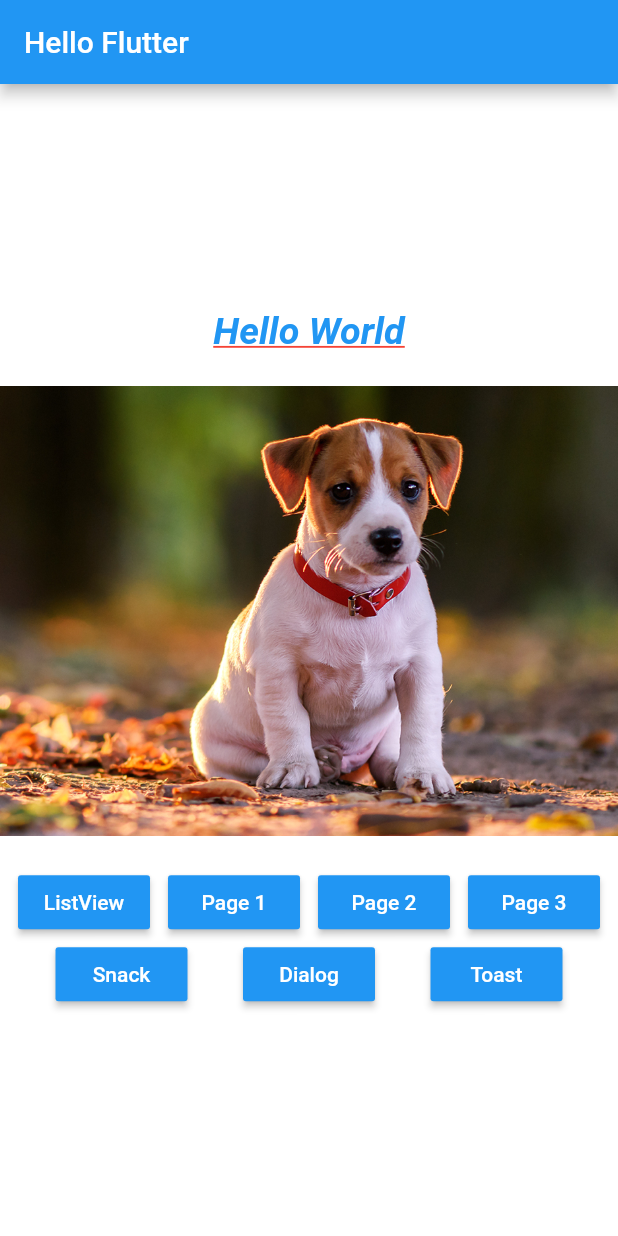
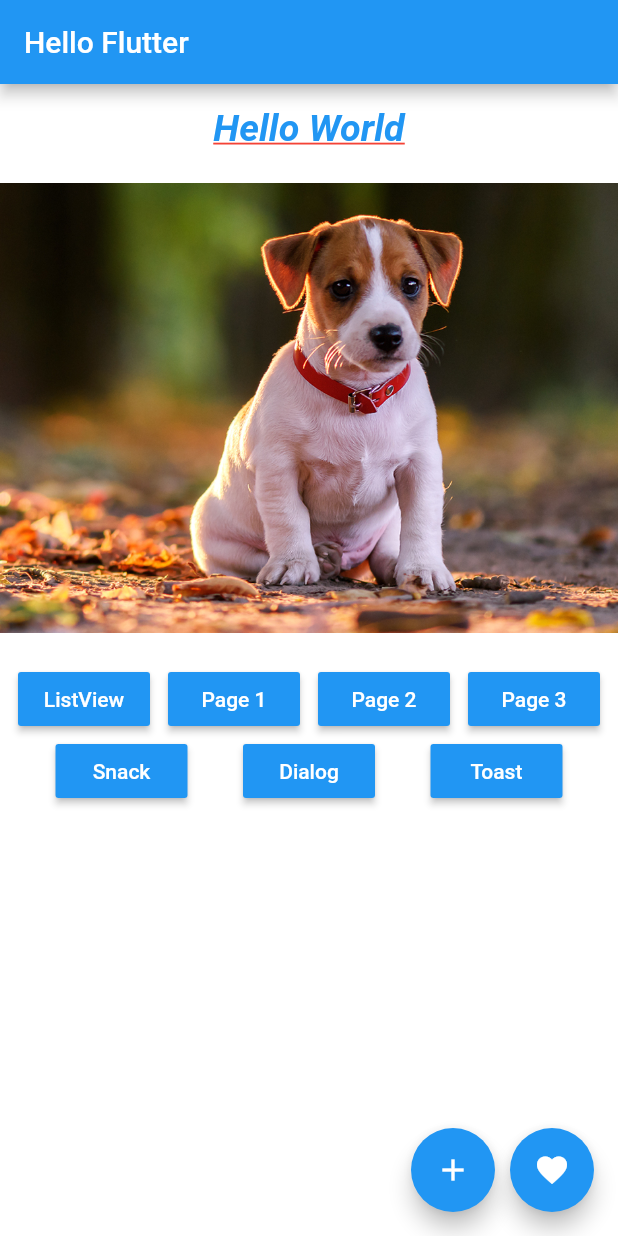
Before and after one commit to davihoffmann/widgets_example, a Flutter app: the screen it shows after launch, on a phone screen of 412 x 824 dp. Run offline on Flutter 3.47's test engine with Material 2 defaults, Android fonts, the phone set to English and light mode, and no system bars; our stand-ins replace fluttertoast.

Commit message:
adicionado o float action button e verificada a utilizacao do sizedbox

```diff
--- a/lib/screens/home_page.dart
+++ b/lib/screens/home_page.dart
@@ -14,14 +14,29 @@ class HomePage extends StatelessWidget {
         title: Text("Hello Flutter"),
       ),
       body: _body(),
+      floatingActionButton: Row(
+        mainAxisAlignment: MainAxisAlignment.end,
+        children: <Widget>[
+          FloatingActionButton(
+            child: Icon(Icons.add),
+            onPressed: _onClickFab,
+          ),
+          SizedBox(width: 10,),
+          FloatingActionButton(
+            child: Icon(Icons.favorite),
+            onPressed: _onClickFab,
+          )
+        ],
+      ),
     );
   }
 
   _body() {
     return Container(
+      padding: EdgeInsets.only(top: 15),
       color: Colors.white,
       child: Column(
-        mainAxisAlignment: MainAxisAlignment.center,
+        mainAxisAlignment: MainAxisAlignment.start,
         children: <Widget>[
           _text(),
           _pageView(),
@@ -158,4 +173,8 @@ class HomePage extends StatelessWidget {
       fontSize: 16.0,
     );
   }
+
+  void _onClickFab() {
+    print('adicionar');
+  }
 }
```
